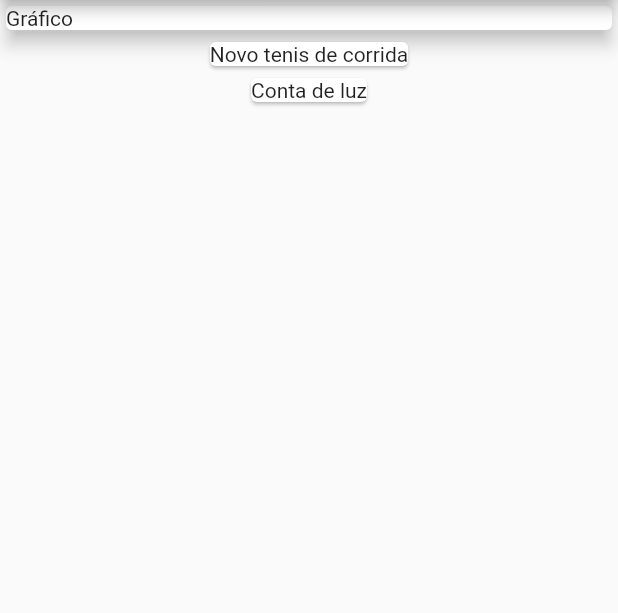
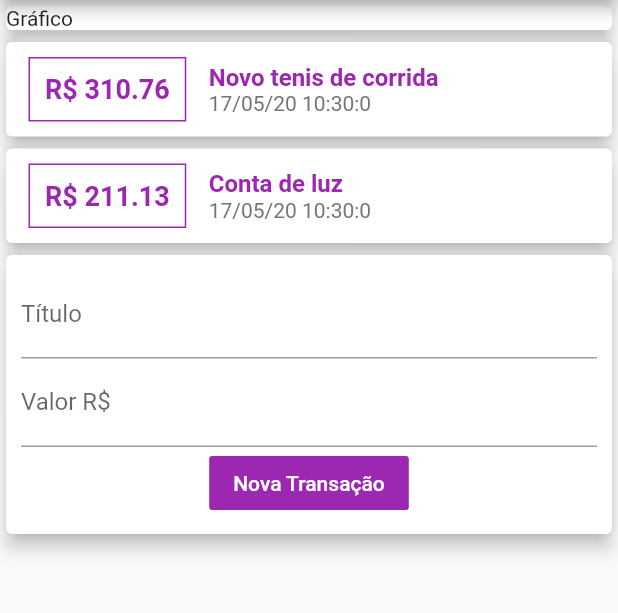
Before and after one commit to hansmboron/Despesas-Pessoais, a Flutter app: the screen it shows after launch, on a phone screen of 412 x 824 dp, the part 84-697 px from its top. Run offline on Flutter 3.47's test engine with Material 2 defaults, Android fonts, the phone set to English and light mode, and no system bars.

Commit message:
add primeiras personalizacoes de cards

```diff
--- a/lib/pages/home.dart
+++ b/lib/pages/home.dart
@@ -1,7 +1,10 @@
 import 'package:despesas_pessoais/models/transaction.dart';
 import 'package:flutter/material.dart';
+import 'package:intl/intl.dart';
 
 class Home extends StatelessWidget {
+  final titleCtrl = TextEditingController();
+  final valueCtrl = TextEditingController();
   final _transaction = [
     Transaction(
       id: 't1',
@@ -22,7 +25,10 @@ class Home extends StatelessWidget {
       appBar: AppBar(
         title: Text('Despesas Pessoais'),
       ),
-        body: Column(
+      body: ListView(
+        children: <Widget>[
+          Column(
+            crossAxisAlignment: CrossAxisAlignment.stretch,
             children: <Widget>[
               Container(
                 width: double.infinity,
@@ -35,12 +41,81 @@ class Home extends StatelessWidget {
                 children: <Widget>[
                   ..._transaction.map((tr) {
                     return Card(
-                    child: Text(tr.title),
+                      elevation: 5.0,
+                      child: Row(
+                        children: <Widget>[
+                          Container(
+                            margin: EdgeInsets.symmetric(
+                                horizontal: 15, vertical: 10),
+                            decoration: BoxDecoration(
+                                border: Border.all(
+                                    color: Theme.of(context).primaryColor)),
+                            padding: EdgeInsets.all(10),
+                            child: Text(
+                              'R\$ ' + tr.value.toStringAsFixed(2),
+                              style: TextStyle(
+                                  fontWeight: FontWeight.bold,
+                                  fontSize: 18.0,
+                                  color: Theme.of(context).primaryColor),
+                            ),
+                          ),
+                          Column(
+                            crossAxisAlignment: CrossAxisAlignment.start,
+                            children: <Widget>[
+                              Text(
+                                tr.title,
+                                style: TextStyle(
+                                    fontWeight: FontWeight.bold,
+                                    fontSize: 16.0,
+                                    color: Theme.of(context).primaryColor),
+                              ),
+                              Text(
+                                  DateFormat('d/MM/yy h:m:s')
+                                      .format(tr.dateTime),
+                                  style: TextStyle(
+                                    color: Colors.grey[600],
+                                  ))
+                            ],
+                          )
+                        ],
+                      ),
                     );
                   }).toList(),
                 ],
+              ),
+              Card(
+                elevation: 5,
+                child: Padding(
+                  padding: const EdgeInsets.all(10.0),
+                  child: Column(
+                    children: <Widget>[
+                      TextField(
+                        controller: titleCtrl,
+                        decoration: InputDecoration(labelText: 'Título'),
+                      ),
+                      TextField(
+                        controller: valueCtrl,
+                        decoration: InputDecoration(labelText: 'Valor R\$'),
+                      ),
+                      FlatButton(
+                        onPressed: () {
+                          print(titleCtrl.text);
+                          print(valueCtrl.text);
+                        },
+                        child: Text(
+                          'Nova Transação',
+                          style: TextStyle(color: Colors.white),
+                        ),
+                        color: Theme.of(context).primaryColor,
                       )
                     ],
-        ));
+                  ),
+                ),
+              )
+            ],
+          ),
+        ],
+      ),
+    );
   }
 }
```
Also changed, not shown: pubspec.yaml (+2 -53 lines), pubspec.lock. Lines whose indentation alone changed are shown as unchanged.
